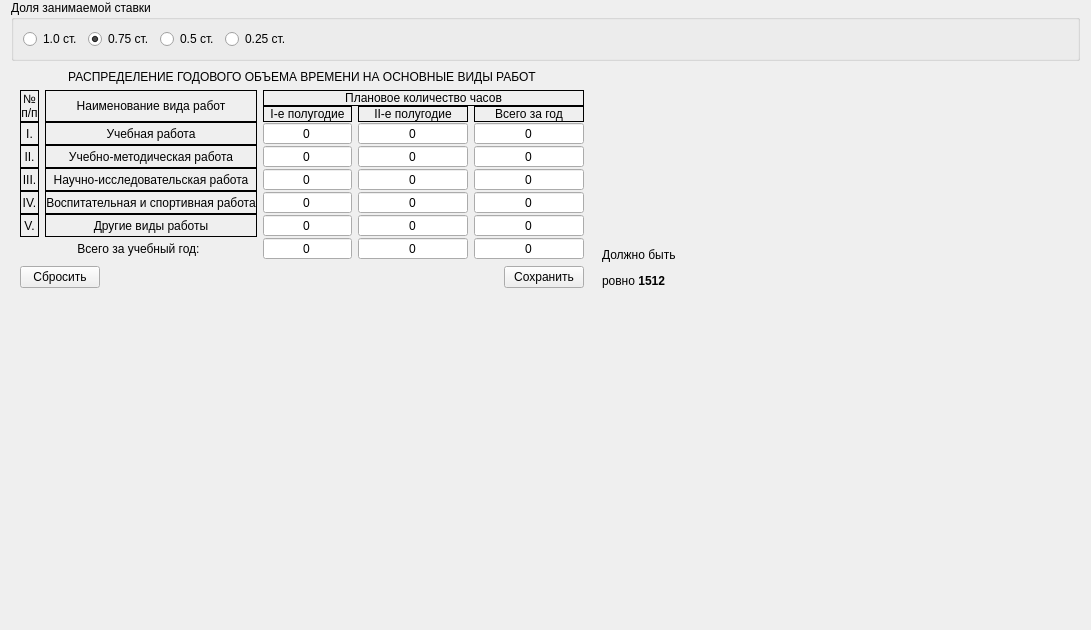
Qt form client/src/totaltime/formtotaltime.ui (rainovskyqt/teacher_plan) before a commit.
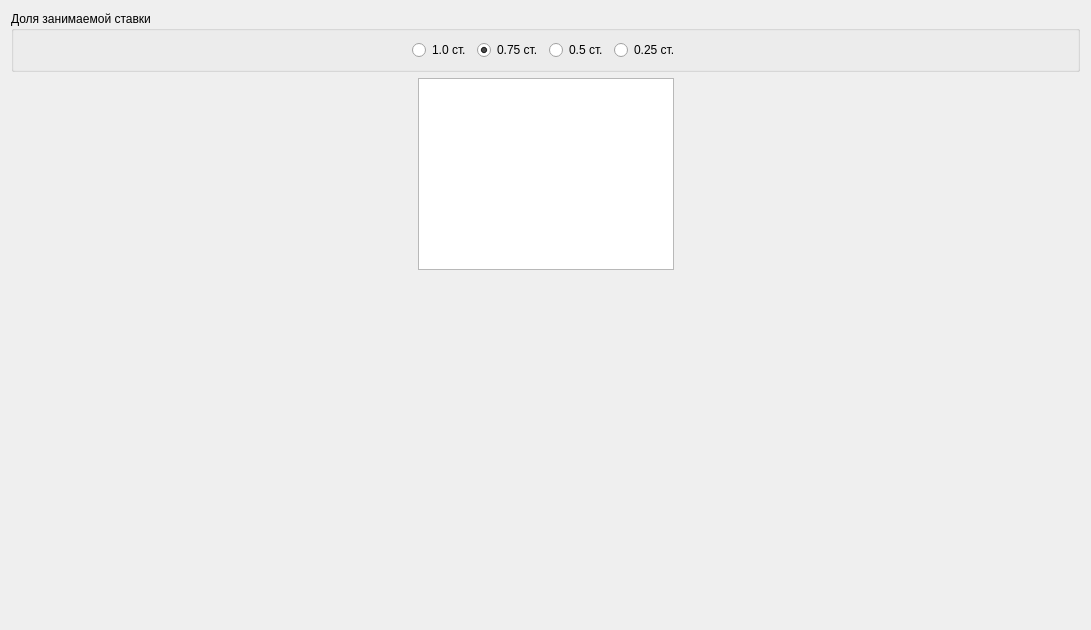
The same form after that commit.

The edit to the form file:
```diff
--- a/client/src/totaltime/formtotaltime.ui
+++ b/client/src/totaltime/formtotaltime.ui
@@ -13,22 +13,26 @@
   <property name="windowTitle">
    <string>Form</string>
   </property>
-  <layout class="QVBoxLayout" name="verticalLayout_5" stretch="0,0,0,1">
-   <property name="spacing">
-    <number>0</number>
-   </property>
-   <property name="topMargin">
-    <number>0</number>
-   </property>
-   <item>
-    <layout class="QHBoxLayout" name="horizontalLayout_4"/>
-   </item>
+  <layout class="QVBoxLayout" name="verticalLayout" stretch="0,0,1">
    <item>
     <widget class="QGroupBox" name="groupBox_2">
      <property name="title">
       <string>Доля занимаемой ставки</string>
      </property>
-     <layout class="QHBoxLayout" name="horizontalLayout_3">
+     <layout class="QHBoxLayout" name="horizontalLayout_3" stretch="1,0,0,0,0,1">
+      <item>
+       <spacer name="horizontalSpacer_4">
+        <property name="orientation">
+         <enum>Qt::Horizontal</enum>
+        </property>
+        <property name="sizeHint" stdset="0">
+         <size>
+          <width>40</width>
+          <height>20</height>
+         </size>
+        </property>
+       </spacer>
+      </item>
       <item>
        <widget class="QRadioButton" name="rb_fullTime">
         <property name="text">
@@ -80,721 +84,32 @@
     </widget>
    </item>
    <item>
-    <layout class="QHBoxLayout" name="horizontalLayout_2" stretch="0,0,1">
+    <layout class="QHBoxLayout" name="horizontalLayout" stretch="1,0,1">
      <item>
-      <widget class="QWidget" name="w_table" native="true">
-       <layout class="QVBoxLayout" name="verticalLayout_4">
-        <item>
-         <layout class="QVBoxLayout" name="verticalLayout_2">
-          <item>
-           <widget class="QLabel" name="label">
-            <property name="text">
-             <string>РАСПРЕДЕЛЕНИЕ ГОДОВОГО ОБЪЕМА ВРЕМЕНИ НА ОСНОВНЫЕ ВИДЫ РАБОТ</string>
-            </property>
-            <property name="alignment">
-             <set>Qt::AlignCenter</set>
-            </property>
-           </widget>
-          </item>
-          <item>
-           <layout class="QGridLayout" name="gridLayout" columnstretch="0,1,1,1,1" columnminimumwidth="0,0,0,0,0">
-            <property name="sizeConstraint">
-             <enum>QLayout::SetMaximumSize</enum>
-            </property>
-            <property name="verticalSpacing">
-             <number>0</number>
-            </property>
-            <item row="0" column="0" rowspan="2">
-             <widget class="QLabel" name="label_2">
-              <property name="frameShape">
-               <enum>QFrame::Panel</enum>
-              </property>
-              <property name="lineWidth">
-               <number>1</number>
-              </property>
-              <property name="midLineWidth">
-               <number>0</number>
-              </property>
-              <property name="text">
-               <string>№
-п/п</string>
-              </property>
-              <property name="alignment">
-               <set>Qt::AlignCenter</set>
-              </property>
-             </widget>
-            </item>
-            <item row="0" column="1" rowspan="2">
-             <widget class="QLabel" name="label_3">
-              <property name="frameShape">
-               <enum>QFrame::Panel</enum>
-              </property>
-              <property name="lineWidth">
-               <number>1</number>
-              </property>
-              <property name="midLineWidth">
-               <number>0</number>
-              </property>
-              <property name="text">
-               <string>Наименование вида работ</string>
-              </property>
-              <property name="alignment">
-               <set>Qt::AlignCenter</set>
-              </property>
-             </widget>
-            </item>
-            <item row="0" column="2" colspan="3">
-             <widget class="QLabel" name="label_4">
-              <property name="frameShape">
-               <enum>QFrame::Panel</enum>
-              </property>
-              <property name="frameShadow">
-               <enum>QFrame::Plain</enum>
-              </property>
-              <property name="lineWidth">
-               <number>1</number>
-              </property>
-              <property name="midLineWidth">
-               <number>0</number>
-              </property>
-              <property name="text">
-               <string>Плановое количество часов</string>
-              </property>
-              <property name="alignment">
-               <set>Qt::AlignCenter</set>
-              </property>
-             </widget>
-            </item>
-            <item row="1" column="2">
-             <widget class="QLabel" name="label_5">
-              <property name="frameShape">
-               <enum>QFrame::Panel</enum>
-              </property>
-              <property name="frameShadow">
-               <enum>QFrame::Plain</enum>
-              </property>
-              <property name="lineWidth">
-               <number>1</number>
-              </property>
-              <property name="midLineWidth">
-               <number>0</number>
-              </property>
-              <property name="text">
-               <string>I-е полугодие</string>
-              </property>
-              <property name="alignment">
-               <set>Qt::AlignCenter</set>
-              </property>
-             </widget>
-            </item>
-            <item row="1" column="3">
-             <widget class="QLabel" name="label_6">
-              <property name="minimumSize">
-               <size>
-                <width>110</width>
-                <height>0</height>
-               </size>
-              </property>
-              <property name="frameShape">
-               <enum>QFrame::Panel</enum>
-              </property>
-              <property name="frameShadow">
-               <enum>QFrame::Plain</enum>
-              </property>
-              <property name="lineWidth">
-               <number>1</number>
-              </property>
-              <property name="midLineWidth">
-               <number>0</number>
-              </property>
-              <property name="text">
-               <string>II-е полугодие</string>
-              </property>
-              <property name="alignment">
-               <set>Qt::AlignCenter</set>
-              </property>
-             </widget>
-            </item>
-            <item row="1" column="4">
-             <widget class="QLabel" name="label_7">
-              <property name="minimumSize">
-               <size>
-                <width>110</width>
-                <height>0</height>
-               </size>
-              </property>
-              <property name="frameShape">
-               <enum>QFrame::Panel</enum>
-              </property>
-              <property name="frameShadow">
-               <enum>QFrame::Plain</enum>
-              </property>
-              <property name="lineWidth">
-               <number>1</number>
-              </property>
-              <property name="midLineWidth">
-               <number>0</number>
-              </property>
-              <property name="text">
-               <string>Всего за год</string>
-              </property>
-              <property name="alignment">
-               <set>Qt::AlignCenter</set>
-              </property>
-             </widget>
-            </item>
-            <item row="2" column="0">
-             <widget class="QLabel" name="label_9">
-              <property name="frameShape">
-               <enum>QFrame::Panel</enum>
-              </property>
-              <property name="lineWidth">
-               <number>1</number>
-              </property>
-              <property name="midLineWidth">
-               <number>0</number>
-              </property>
-              <property name="text">
-               <string>I.</string>
-              </property>
-              <property name="alignment">
-               <set>Qt::AlignCenter</set>
-              </property>
-             </widget>
-            </item>
-            <item row="2" column="1">
-             <widget class="QLabel" name="label_8">
-              <property name="frameShape">
-               <enum>QFrame::Panel</enum>
-              </property>
-              <property name="lineWidth">
-               <number>1</number>
-              </property>
-              <property name="midLineWidth">
-               <number>0</number>
-              </property>
-              <property name="text">
-               <string>Учебная работа</string>
-              </property>
-              <property name="alignment">
-               <set>Qt::AlignCenter</set>
-              </property>
-             </widget>
-            </item>
-            <item row="2" column="2">
-             <widget class="QSpinBox" name="sb_studyFirst">
-              <property name="alignment">
-               <set>Qt::AlignCenter</set>
-              </property>
-              <property name="buttonSymbols">
-               <enum>QAbstractSpinBox::NoButtons</enum>
-              </property>
-              <property name="maximum">
-               <number>1512</number>
-              </property>
-             </widget>
-            </item>
-            <item row="2" column="3">
-             <widget class="QSpinBox" name="sb_studySecond">
-              <property name="alignment">
-               <set>Qt::AlignCenter</set>
-              </property>
-              <property name="buttonSymbols">
-               <enum>QAbstractSpinBox::NoButtons</enum>
-              </property>
-              <property name="maximum">
-               <number>1512</number>
-              </property>
-             </widget>
-            </item>
-            <item row="2" column="4">
-             <widget class="QSpinBox" name="sb_studyYear">
-              <property name="alignment">
-               <set>Qt::AlignCenter</set>
-              </property>
-              <property name="readOnly">
-               <bool>true</bool>
-              </property>
-              <property name="buttonSymbols">
-               <enum>QAbstractSpinBox::NoButtons</enum>
-              </property>
-              <property name="maximum">
-               <number>3000</number>
-              </property>
-             </widget>
-            </item>
-            <item row="3" column="0">
-             <widget class="QLabel" name="label_10">
-              <property name="frameShape">
-               <enum>QFrame::Panel</enum>
-              </property>
-              <property name="lineWidth">
-               <number>1</number>
-              </property>
-              <property name="midLineWidth">
-               <number>0</number>
-              </property>
-              <property name="text">
-               <string>II.</string>
-              </property>
-              <property name="alignment">
-               <set>Qt::AlignCenter</set>
-              </property>
-             </widget>
-            </item>
-            <item row="3" column="1">
-             <widget class="QLabel" name="label_11">
-              <property name="frameShape">
-               <enum>QFrame::Panel</enum>
-              </property>
-              <property name="lineWidth">
-               <number>1</number>
-              </property>
-              <property name="midLineWidth">
-               <number>0</number>
-              </property>
-              <property name="text">
-               <string>Учебно-методическая работа</string>
-              </property>
-              <property name="alignment">
-               <set>Qt::AlignCenter</set>
-              </property>
-             </widget>
-            </item>
-            <item row="3" column="2">
-             <widget class="QSpinBox" name="sb_methodicFirst">
-              <property name="alignment">
-               <set>Qt::AlignCenter</set>
-              </property>
-              <property name="buttonSymbols">
-               <enum>QAbstractSpinBox::NoButtons</enum>
-              </property>
-              <property name="maximum">
-               <number>1512</number>
-              </property>
-             </widget>
-            </item>
-            <item row="3" column="3">
-             <widget class="QSpinBox" name="sb_methodicSecond">
-              <property name="alignment">
-               <set>Qt::AlignCenter</set>
-              </property>
-              <property name="buttonSymbols">
-               <enum>QAbstractSpinBox::NoButtons</enum>
-              </property>
-              <property name="maximum">
-               <number>1512</number>
-              </property>
-             </widget>
-            </item>
-            <item row="3" column="4">
-             <widget class="QSpinBox" name="sb_methodicYear">
-              <property name="alignment">
-               <set>Qt::AlignCenter</set>
-              </property>
-              <property name="readOnly">
-               <bool>true</bool>
-              </property>
-              <property name="buttonSymbols">
-               <enum>QAbstractSpinBox::NoButtons</enum>
-              </property>
-              <property name="maximum">
-               <number>3000</number>
-              </property>
-             </widget>
-            </item>
-            <item row="4" column="0">
-             <widget class="QLabel" name="label_13">
-              <property name="frameShape">
-               <enum>QFrame::Panel</enum>
-              </property>
-              <property name="lineWidth">
-               <number>1</number>
-              </property>
-              <property name="midLineWidth">
-               <number>0</number>
-              </property>
-              <property name="text">
-               <string>III.</string>
-              </property>
-              <property name="alignment">
-               <set>Qt::AlignCenter</set>
-              </property>
-             </widget>
-            </item>
-            <item row="4" column="1">
-             <widget class="QLabel" name="label_12">
-              <property name="frameShape">
-               <enum>QFrame::Panel</enum>
-              </property>
-              <property name="lineWidth">
-               <number>1</number>
-              </property>
-              <property name="midLineWidth">
-               <number>0</number>
-              </property>
-              <property name="text">
-               <string>Научно-исследовательская работа</string>
-              </property>
-              <property name="alignment">
-               <set>Qt::AlignCenter</set>
-              </property>
-             </widget>
-            </item>
-            <item row="4" column="2">
-             <widget class="QSpinBox" name="sb_searchingFirst">
-              <property name="alignment">
-               <set>Qt::AlignCenter</set>
-              </property>
-              <property name="buttonSymbols">
-               <enum>QAbstractSpinBox::NoButtons</enum>
-              </property>
-              <property name="maximum">
-               <number>1512</number>
-              </property>
-             </widget>
-            </item>
-            <item row="4" column="3">
-             <widget class="QSpinBox" name="sb_searchingSecond">
-              <property name="alignment">
-               <set>Qt::AlignCenter</set>
-              </property>
-              <property name="buttonSymbols">
-               <enum>QAbstractSpinBox::NoButtons</enum>
-              </property>
-              <property name="maximum">
-               <number>1512</number>
-              </property>
-             </widget>
-            </item>
-            <item row="4" column="4">
-             <widget class="QSpinBox" name="sb_searchingYear">
-              <property name="alignment">
-               <set>Qt::AlignCenter</set>
-              </property>
-              <property name="readOnly">
-               <bool>true</bool>
-              </property>
-              <property name="buttonSymbols">
-               <enum>QAbstractSpinBox::NoButtons</enum>
-              </property>
-              <property name="maximum">
-               <number>3000</number>
-              </property>
-             </widget>
-            </item>
-            <item row="5" column="0">
-             <widget class="QLabel" name="label_14">
-              <property name="frameShape">
-               <enum>QFrame::Panel</enum>
-              </property>
-              <property name="lineWidth">
-               <number>1</number>
-              </property>
-              <property name="midLineWidth">
-               <number>0</number>
-              </property>
-              <property name="text">
-               <string>IV.</string>
-              </property>
-              <property name="alignment">
-               <set>Qt::AlignCenter</set>
-              </property>
-             </widget>
-            </item>
-            <item row="5" column="1">
-             <widget class="QLabel" name="label_15">
-              <property name="frameShape">
-               <enum>QFrame::Panel</enum>
-              </property>
-              <property name="lineWidth">
-               <number>1</number>
-              </property>
-              <property name="midLineWidth">
-               <number>0</number>
-              </property>
-              <property name="text">
-               <string>Воспитательная и спортивная работа</string>
-              </property>
-              <property name="alignment">
-               <set>Qt::AlignCenter</set>
-              </property>
-             </widget>
-            </item>
-            <item row="5" column="2">
-             <widget class="QSpinBox" name="sb_sportFirst">
-              <property name="alignment">
-               <set>Qt::AlignCenter</set>
-              </property>
-              <property name="buttonSymbols">
-               <enum>QAbstractSpinBox::NoButtons</enum>
-              </property>
-              <property name="maximum">
-               <number>1512</number>
-              </property>
-             </widget>
-            </item>
-            <item row="5" column="3">
-             <widget class="QSpinBox" name="sb_sportSecond">
-              <property name="alignment">
-               <set>Qt::AlignCenter</set>
-              </property>
-              <property name="buttonSymbols">
-               <enum>QAbstractSpinBox::NoButtons</enum>
-              </property>
-              <property name="maximum">
-               <number>1512</number>
-              </property>
-             </widget>
-            </item>
-            <item row="5" column="4">
-             <widget class="QSpinBox" name="sb_sportYear">
-              <property name="alignment">
-               <set>Qt::AlignCenter</set>
-              </property>
-              <property name="readOnly">
-               <bool>true</bool>
-              </property>
-              <property name="buttonSymbols">
-               <enum>QAbstractSpinBox::NoButtons</enum>
-              </property>
-              <property name="maximum">
-               <number>3000</number>
-              </property>
-             </widget>
-            </item>
-            <item row="6" column="0">
-             <widget class="QLabel" name="label_16">
-              <property name="frameShape">
-               <enum>QFrame::Panel</enum>
-              </property>
-              <property name="lineWidth">
-               <number>1</number>
-              </property>
-              <property name="midLineWidth">
-               <number>0</number>
-              </property>
-              <property name="text">
-               <string>V.</string>
-              </property>
-              <property name="alignment">
-               <set>Qt::AlignCenter</set>
-              </property>
-             </widget>
-            </item>
-            <item row="6" column="1">
-             <widget class="QLabel" name="label_17">
-              <property name="frameShape">
-               <enum>QFrame::Panel</enum>
-              </property>
-              <property name="lineWidth">
-               <number>1</number>
-              </property>
-              <property name="midLineWidth">
-               <number>0</number>
-              </property>
-              <property name="text">
-               <string>Другие виды работы</string>
-              </property>
-              <property name="alignment">
-               <set>Qt::AlignCenter</set>
-              </property>
-             </widget>
-            </item>
-            <item row="6" column="2">
-             <widget class="QSpinBox" name="sb_otherFirst">
-              <property name="alignment">
-               <set>Qt::AlignCenter</set>
-              </property>
-              <property name="buttonSymbols">
-               <enum>QAbstractSpinBox::NoButtons</enum>
-              </property>
-              <property name="maximum">
-               <number>1512</number>
-              </property>
-             </widget>
-            </item>
-            <item row="6" column="3">
-             <widget class="QSpinBox" name="sb_otherSecond">
-              <property name="alignment">
-               <set>Qt::AlignCenter</set>
-              </property>
-              <property name="buttonSymbols">
-               <enum>QAbstractSpinBox::NoButtons</enum>
-              </property>
-              <property name="maximum">
-               <number>1512</number>
-              </property>
-             </widget>
-            </item>
-            <item row="6" column="4">
-             <widget class="QSpinBox" name="sb_otherYear">
-              <property name="alignment">
-               <set>Qt::AlignCenter</set>
-              </property>
-              <property name="readOnly">
-               <bool>true</bool>
-              </property>
-              <property name="buttonSymbols">
-               <enum>QAbstractSpinBox::NoButtons</enum>
-              </property>
-              <property name="maximum">
-               <number>3000</number>
-              </property>
-             </widget>
-            </item>
-            <item row="7" column="0" colspan="2">
-             <widget class="QLabel" name="label_18">
-              <property name="text">
-               <string>Всего за учебный год:</string>
-              </property>
-              <property name="alignment">
-               <set>Qt::AlignCenter</set>
-              </property>
-             </widget>
-            </item>
-            <item row="7" column="2">
-             <widget class="QSpinBox" name="sb_totalFirst">
-              <property name="alignment">
-               <set>Qt::AlignCenter</set>
-              </property>
-              <property name="readOnly">
-               <bool>true</bool>
-              </property>
-              <property name="buttonSymbols">
-               <enum>QAbstractSpinBox::NoButtons</enum>
-              </property>
-              <property name="maximum">
-               <number>3000</number>
-              </property>
-             </widget>
-            </item>
-            <item row="7" column="3">
-             <widget class="QSpinBox" name="sb_totalSecond">
-              <property name="alignment">
-               <set>Qt::AlignCenter</set>
-              </property>
-              <property name="readOnly">
-               <bool>true</bool>
-              </property>
-              <property name="buttonSymbols">
-               <enum>QAbstractSpinBox::NoButtons</enum>
-              </property>
-              <property name="maximum">
-               <number>3000</number>
-              </property>
-             </widget>
-            </item>
-            <item row="7" column="4">
-             <widget class="QSpinBox" name="sb_totalYear">
-              <property name="alignment">
-               <set>Qt::AlignCenter</set>
-              </property>
-              <property name="readOnly">
-               <bool>true</bool>
-              </property>
-              <property name="buttonSymbols">
-               <enum>QAbstractSpinBox::NoButtons</enum>
-              </property>
-              <property name="maximum">
-               <number>5000</number>
-              </property>
-             </widget>
-            </item>
-           </layout>
-          </item>
-          <item>
-           <widget class="QWidget" name="w_contlorBtns" native="true">
-            <layout class="QHBoxLayout" name="horizontalLayout">
-             <property name="leftMargin">
-              <number>0</number>
-             </property>
-             <property name="topMargin">
-              <number>0</number>
-             </property>
-             <property name="rightMargin">
-              <number>0</number>
-             </property>
-             <property name="bottomMargin">
-              <number>0</number>
-             </property>
-             <item>
-              <widget class="QPushButton" name="btn_reset">
-               <property name="text">
-                <string>Сбросить</string>
-               </property>
-              </widget>
-             </item>
-             <item>
-              <spacer name="horizontalSpacer_3">
-               <property name="orientation">
-                <enum>Qt::Horizontal</enum>
-               </property>
-               <property name="sizeHint" stdset="0">
-                <size>
-                 <width>398</width>
-                 <height>20</height>
-                </size>
-               </property>
-              </spacer>
-             </item>
-             <item>
-              <widget class="QPushButton" name="btn_save">
-               <property name="text">
-                <string>Сохранить</string>
-               </property>
-              </widget>
-             </item>
-            </layout>
-           </widget>
-          </item>
-         </layout>
-        </item>
-       </layout>
-      </widget>
+      <spacer name="horizontalSpacer_3">
+       <property name="orientation">
+        <enum>Qt::Horizontal</enum>
+       </property>
+       <property name="sizeHint" stdset="0">
+        <size>
+         <width>40</width>
+         <height>20</height>
+        </size>
+       </property>
+      </spacer>
      </item>
      <item>
-      <layout class="QVBoxLayout" name="verticalLayout_3">
-       <item>
-        <spacer name="verticalSpacer_3">
-         <property name="orientation">
-          <enum>Qt::Vertical</enum>
-         </property>
-         <property name="sizeHint" stdset="0">
-          <size>
-           <width>20</width>
-           <height>40</height>
-          </size>
-         </property>
-        </spacer>
-       </item>
-       <item>
-        <widget class="QWidget" name="w_totalInput" native="true">
-         <layout class="QVBoxLayout" name="verticalLayout">
-          <item>
-           <spacer name="verticalSpacer_2">
-            <property name="orientation">
-             <enum>Qt::Vertical</enum>
-            </property>
-            <property name="sizeHint" stdset="0">
-             <size>
-              <width>20</width>
-              <height>58</height>
-             </size>
-            </property>
-           </spacer>
-          </item>
-          <item>
-           <widget class="QLabel" name="lbl_maxHoursMessage">
-            <property name="text">
-             <string>&lt;html&gt;&lt;head/&gt;&lt;body&gt;&lt;p&gt;Должно быть&lt;/p&gt;&lt;p&gt;ровно &lt;span style=&quot; font-weight:700;&quot;&gt;1512&lt;/span&gt;&lt;/p&gt;&lt;/body&gt;&lt;/html&gt;</string>
-            </property>
-           </widget>
-          </item>
-         </layout>
-        </widget>
-       </item>
-      </layout>
+      <widget class="QTableView" name="tv_totalHours">
+       <property name="selectionMode">
+        <enum>QAbstractItemView::SingleSelection</enum>
+       </property>
+       <attribute name="horizontalHeaderCascadingSectionResizes">
+        <bool>true</bool>
+       </attribute>
+       <attribute name="verticalHeaderVisible">
+        <bool>false</bool>
+       </attribute>
+      </widget>
      </item>
      <item>
       <spacer name="horizontalSpacer_2">
```
